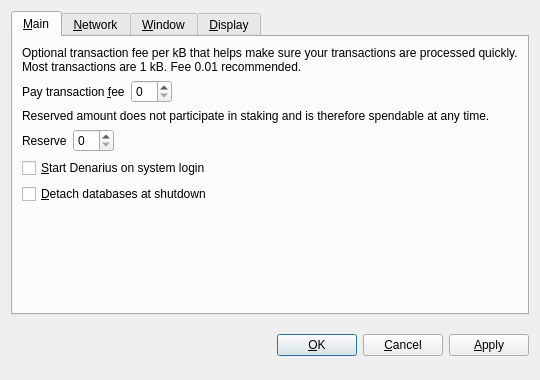
The window that src/qt/forms/optionsdialog.ui (innova-foundation/innova) describes before a commit, drawn with Qt 5.
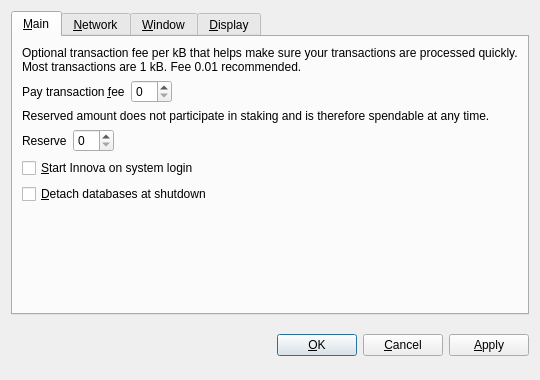
The same window after the commit. Custom widgets are drawn as their Qt base class.

Patch:
```diff
--- a/src/qt/forms/optionsdialog.ui
+++ b/src/qt/forms/optionsdialog.ui
@@ -128,7 +128,7 @@
           <string>Automatically start Denarius after logging in to the system.</string>
          </property>
          <property name="text">
-          <string>&amp;Start Denarius on system login</string>
+          <string>&amp;Start Innova on system login</string>
          </property>
         </widget>
        </item>
```
Left out of the diff: 10 changed lines with no effect on the pictures.
